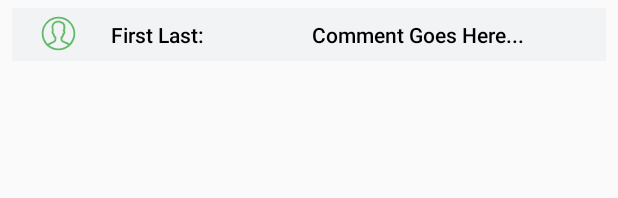
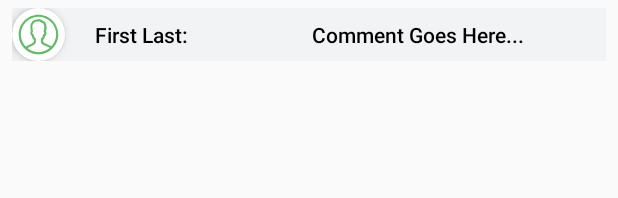
Before and after one commit to NikitaMalkin/TripShareClient, an Android app: the layout layout_list_item_comment.xml on its own in the app's theme, with its tools: preview values and no code run, on a phone screen of 412 x 824 dp. Shown: the top 198 px of the screen. Run offline under Robolectric (Android 15) with nearby library versions, the phone set to English and light mode, and no system bars.

Commit message:
Merged branch by sivan update 4.9.19 Adding image to comments etc..

```diff
--- a/app/src/main/java/com/TripShare/Client/Common/CommentAdapter.java
+++ b/app/src/main/java/com/TripShare/Client/Common/CommentAdapter.java
@@ -1,12 +1,14 @@
 package com.TripShare.Client.Common;
 
 import android.content.Context;
+import android.media.Image;
 import android.support.v4.content.ContextCompat;
 import android.support.v4.content.res.ResourcesCompat;
 import android.view.LayoutInflater;
 import android.view.View;
 import android.view.ViewGroup;
 import android.widget.ArrayAdapter;
+import android.widget.ImageView;
 import android.widget.TextView;
 import com.TripShare.Client.R;
 
@@ -51,6 +53,8 @@ public class CommentAdapter extends ArrayAdapter<CommentItem>
         CommentItem currentItem = (CommentItem)getItem(position);
         viewHolder.itemName.setText(currentItem.getUserName());
         viewHolder.itemComment.setText(currentItem.getComment());
+        if(currentItem.getUserImage() != null)
+            viewHolder.itemImage.setImageBitmap(currentItem.getUserImage());
 
         return convertView;
     }
@@ -59,11 +63,13 @@ public class CommentAdapter extends ArrayAdapter<CommentItem>
     {
         TextView itemName;
         TextView itemComment;
+        ImageView itemImage;
 
         public ViewHolder(View view)
         {
             itemName = (TextView)view.findViewById(R.id.username_textView);
             itemComment = (TextView)view.findViewById(R.id.comment_textView);
+            itemImage = (ImageView)view.findViewById(R.id.comment_user_image_view);
         }
     }
 }
--- a/app/src/main/java/com/TripShare/Client/Common/Post.java
+++ b/app/src/main/java/com/TripShare/Client/Common/Post.java
@@ -13,6 +13,7 @@ public class Post implements Serializable{
     private String m_postThumbnailString;
     private String m_description;
     private long m_routeID;
+    private Boolean m_isPrivatePost;
     private ArrayList<Long> m_usersWhichLikedID;
     private ArrayList<Comment> m_postComments;
     private ArrayList<String> m_relatedTags;
@@ -104,4 +105,8 @@ public class Post implements Serializable{
     public String getAuthorFirstName() { return m_userFirstName; }
 
     public String getAuthorLastName() { return m_userLastName; }
+
+    public Boolean getIsPrivatePost() {return m_isPrivatePost; }
+
+    public void setIsPrivatePost(Boolean i_isPrivatePost) { m_isPrivatePost = i_isPrivatePost; }
 }
--- a/app/src/main/java/com/TripShare/Client/CommunicationWithServer/DeleteRouteRequestFromDB.java
+++ b/app/src/main/java/com/TripShare/Client/CommunicationWithServer/DeleteRouteRequestFromDB.java
@@ -28,8 +28,8 @@ public class DeleteRouteRequestFromDB extends AsyncTask<String, Integer, String>
 
         try
         {
-            URIBuilder builder = new URIBuilder("http://tripshare-env.cqpn2tvmsr.us-east-1.elasticbeanstalk.com/RouteServlet");//("http://tripshare-env.cqpn2tvmsr.us-east-1.elasticbeanstalk.com/RouteServlet");
-            //URIBuilder builder = new URIBuilder("http://10.0.2.2:8080/TripShareProject/RouteServlet");
+            //URIBuilder builder = new URIBuilder("http://tripshare-env.cqpn2tvmsr.us-east-1.elasticbeanstalk.com/RouteServlet");//("http://tripshare-env.cqpn2tvmsr.us-east-1.elasticbeanstalk.com/RouteServlet");
+            URIBuilder builder = new URIBuilder("http://10.0.2.2:8080/TripShareProject/RouteServlet");
             builder.setParameter("m_routeID", m_routeToDeleteID);
             HttpDelete http_delete = new HttpDelete(builder.build());
             http_delete.setHeader("Accept", "application/json");
--- a/app/src/main/java/com/TripShare/Client/CommunicationWithServer/GetRouteByID.java
+++ b/app/src/main/java/com/TripShare/Client/CommunicationWithServer/GetRouteByID.java
@@ -31,8 +31,8 @@ public class GetRouteByID extends AsyncTask<String, Integer, String>
             HttpClient httpClient = HttpClientBuilder.create().build();
 
             // Build URI
-            URIBuilder builder = new URIBuilder("http://tripshare-env.cqpn2tvmsr.us-east-1.elasticbeanstalk.com/RouteByIDServlet");//("http://tripshare-env.cqpn2tvmsr.us-east-1.elasticbeanstalk.com/RouteByIDServlet");
-            //URIBuilder builder = new URIBuilder("http://10.0.2.2:8080/TripShareProject/RouteByIDServlet");
+            //URIBuilder builder = new URIBuilder("http://tripshare-env.cqpn2tvmsr.us-east-1.elasticbeanstalk.com/RouteByIDServlet");//("http://tripshare-env.cqpn2tvmsr.us-east-1.elasticbeanstalk.com/RouteByIDServlet");
+            URIBuilder builder = new URIBuilder("http://10.0.2.2:8080/TripShareProject/RouteByIDServlet");
             builder.setParameter("m_routeID", String.valueOf(m_routeID));
 
             // Send request to server
--- a/app/src/main/java/com/TripShare/Client/CommunicationWithServer/GetRoutesFromDB.java
+++ b/app/src/main/java/com/TripShare/Client/CommunicationWithServer/GetRoutesFromDB.java
@@ -32,8 +32,8 @@ public class GetRoutesFromDB extends AsyncTask<String, Integer, String>
             HttpClient httpClient = HttpClientBuilder.create().build();
 
             // Build URI
-            URIBuilder builder = new URIBuilder("http://tripshare-env.cqpn2tvmsr.us-east-1.elasticbeanstalk.com/RouteServlet");
-            //URIBuilder builder = new URIBuilder("http://10.0.2.2:8080/TripShareProject/RouteServlet");
+            //URIBuilder builder = new URIBuilder("http://tripshare-env.cqpn2tvmsr.us-east-1.elasticbeanstalk.com/RouteServlet");
+            URIBuilder builder = new URIBuilder("http://10.0.2.2:8080/TripShareProject/RouteServlet");
 
             builder.setParameter("m_userID", String.valueOf(ApplicationManager.getLoggedInUser().getID()));
 
--- a/app/src/main/java/com/TripShare/Client/CommunicationWithServer/SendCommentToAddToPostInDB.java
+++ b/app/src/main/java/com/TripShare/Client/CommunicationWithServer/SendCommentToAddToPostInDB.java
@@ -33,8 +33,8 @@ public class SendCommentToAddToPostInDB extends AsyncTask<String, Integer, Strin
             StringEntity userRouteEntity = new StringEntity(userRouteInJsonFormat);
 
             // build the post request to send to the server
-            URIBuilder builder = new URIBuilder("http://tripshare-env.cqpn2tvmsr.us-east-1.elasticbeanstalk.com/CommentServlet");//("http://tripshare-env.cqpn2tvmsr.us-east-1.elasticbeanstalk.com/CommentServlet");
-            //URIBuilder builder = new URIBuilder("http://10.0.2.2:8080/TripShareProject/CommentServlet");
+            //URIBuilder builder = new URIBuilder("http://tripshare-env.cqpn2tvmsr.us-east-1.elasticbeanstalk.com/CommentServlet");//("http://tripshare-env.cqpn2tvmsr.us-east-1.elasticbeanstalk.com/CommentServlet");
+            URIBuilder builder = new URIBuilder("http://10.0.2.2:8080/TripShareProject/CommentServlet");
 
             builder.setParameter("m_CommentToAddToPostInDB", userRouteInJsonFormat);
             builder.setParameter("m_PostID", String.valueOf(m_postID));
--- a/app/src/main/java/com/TripShare/Client/CommunicationWithServer/SendLikeToAddToPostInDB.java
+++ b/app/src/main/java/com/TripShare/Client/CommunicationWithServer/SendLikeToAddToPostInDB.java
@@ -26,8 +26,8 @@ public class SendLikeToAddToPostInDB extends AsyncTask<String, Integer, String>
 
         try {
             // build the post request to send to the server
-            URIBuilder builder = new URIBuilder("http://tripshare-env.cqpn2tvmsr.us-east-1.elasticbeanstalk.com/LikeServlet");//("http://tripshare-env.cqpn2tvmsr.us-east-1.elasticbeanstalk.com/LikeServlet");
-            //URIBuilder builder = new URIBuilder("http://10.0.2.2:8080/TripShareProject/LikeServlet");
+            //URIBuilder builder = new URIBuilder("http://tripshare-env.cqpn2tvmsr.us-east-1.elasticbeanstalk.com/LikeServlet");//("http://tripshare-env.cqpn2tvmsr.us-east-1.elasticbeanstalk.com/LikeServlet");
+            URIBuilder builder = new URIBuilder("http://10.0.2.2:8080/TripShareProject/LikeServlet");
 
             builder.setParameter("m_PostID", String.valueOf(m_postID));
             builder.setParameter("m_LikeToAddToPostInDB",String.valueOf(m_userIDWhcihLikedToSend));
--- a/app/src/main/java/com/TripShare/Client/CommunicationWithServer/SendPostToAddToDB.java
+++ b/app/src/main/java/com/TripShare/Client/CommunicationWithServer/SendPostToAddToDB.java
@@ -38,8 +38,8 @@ public class SendPostToAddToDB extends AsyncTask<String, Integer, String>
             String postInJsonFormat = m_utils.convertToJson(m_postToAdd);
             StringEntity postRouteEntity = new StringEntity(postInJsonFormat);
 
-            URIBuilder builder = new URIBuilder("http://tripshare-env.cqpn2tvmsr.us-east-1.elasticbeanstalk.com/ProfilePostServlet");//("http://tripshare-env.cqpn2tvmsr.us-east-1.elasticbeanstalk.com/ProfilePostServlet");
-            //URIBuilder builder = new URIBuilder("http://10.0.2.2:8080/TripShareProject/ProfilePostServlet");
+            //URIBuilder builder = new URIBuilder("http://tripshare-env.cqpn2tvmsr.us-east-1.elasticbeanstalk.com/ProfilePostServlet");//("http://tripshare-env.cqpn2tvmsr.us-east-1.elasticbeanstalk.com/ProfilePostServlet");
+            URIBuilder builder = new URIBuilder("http://10.0.2.2:8080/TripShareProject/ProfilePostServlet");
 
             builder.setParameter("m_PostToAddToDB", postInJsonFormat);
             HttpClient httpClient = HttpClientBuilder.create().build();
--- a/app/src/main/java/com/TripShare/Client/CommunicationWithServer/SendRouteToAddToDB.java
+++ b/app/src/main/java/com/TripShare/Client/CommunicationWithServer/SendRouteToAddToDB.java
@@ -34,8 +34,8 @@ public class SendRouteToAddToDB extends AsyncTask<String, Integer, String>
             StringEntity userRouteEntity = new StringEntity(userRouteInJsonFormat);
 
             // build the post request to send to the server
-            URIBuilder builder = new URIBuilder("http://tripshare-env.cqpn2tvmsr.us-east-1.elasticbeanstalk.com/RouteServlet");//("http://tripshare-env.cqpn2tvmsr.us-east-1.elasticbeanstalk.com/RouteServlet");
-            //URIBuilder builder = new URIBuilder("http://10.0.2.2:8080/TripShareProject/RouteServlet");
+            //URIBuilder builder = new URIBuilder("http://tripshare-env.cqpn2tvmsr.us-east-1.elasticbeanstalk.com/RouteServlet");//("http://tripshare-env.cqpn2tvmsr.us-east-1.elasticbeanstalk.com/RouteServlet");
+            URIBuilder builder = new URIBuilder("http://10.0.2.2:8080/TripShareProject/RouteServlet");
 
             builder.setParameter("m_RouteToAddToDB", userRouteInJsonFormat);
             HttpClient httpClient = HttpClientBuilder.create().build();
--- a/app/src/main/java/com/TripShare/Client/CommunicationWithServer/SendRouteUpdateToDB.java
+++ b/app/src/main/java/com/TripShare/Client/CommunicationWithServer/SendRouteUpdateToDB.java
@@ -26,8 +26,8 @@ public class SendRouteUpdateToDB extends AsyncTask<String, Integer, String>
 
         try {
             // build the post request to send to the server
-            URIBuilder builder = new URIBuilder("http://tripshare-env.cqpn2tvmsr.us-east-1.elasticbeanstalk.com/RouteNameUpdateServlet");//("http://tripshare-env.cqpn2tvmsr.us-east-1.elasticbeanstalk.com/RouteNameUpdateServlet");
-            //URIBuilder builder = new URIBuilder("http://10.0.2.2:8080/TripShareProject/RouteNameUpdateServlet");
+            //URIBuilder builder = new URIBuilder("http://tripshare-env.cqpn2tvmsr.us-east-1.elasticbeanstalk.com/RouteNameUpdateServlet");//("http://tripshare-env.cqpn2tvmsr.us-east-1.elasticbeanstalk.com/RouteNameUpdateServlet");
+            URIBuilder builder = new URIBuilder("http://10.0.2.2:8080/TripShareProject/RouteNameUpdateServlet");
 
             builder.setParameter("m_routeID", m_routeIDToUpdate);
             builder.setParameter("m_newRouteName", m_routeNewName);
--- a/app/src/main/java/com/TripShare/Client/CommunicationWithServer/SendUserProfileImageToDB.java
+++ b/app/src/main/java/com/TripShare/Client/CommunicationWithServer/SendUserProfileImageToDB.java
@@ -26,8 +26,8 @@ public class SendUserProfileImageToDB extends AsyncTask<String, Integer, String>
 
         try {
             // This is getting the url from the string we passed in
-            URL url = new URL("http://tripshare-env.cqpn2tvmsr.us-east-1.elasticbeanstalk.com/UploadProfileImageServlet");
-            //URL url = new URL("http://10.0.2.2:8080/TripShareProject/UploadProfileImageServlet");
+            //URL url = new URL("http://tripshare-env.cqpn2tvmsr.us-east-1.elasticbeanstalk.com/UploadProfileImageServlet");
+            URL url = new URL("http://10.0.2.2:8080/TripShareProject/UploadProfileImageServlet");
 
             // Create the urlConnection
             HttpURLConnection urlConnection = (HttpURLConnection) url.openConnection();
--- a/app/src/main/java/com/TripShare/Client/CommunicationWithServer/SendUserTagsToDB.java
+++ b/app/src/main/java/com/TripShare/Client/CommunicationWithServer/SendUserTagsToDB.java
@@ -36,8 +36,8 @@ public class SendUserTagsToDB  extends AsyncTask<String, Integer, String>
                 jsonArrayPreferredTags.add(m_userPreferredTags.get(i));
             }
 
-            URIBuilder builder = new URIBuilder("http://tripshare-env.cqpn2tvmsr.us-east-1.elasticbeanstalk.com/UserTagsServlet");
-            //URIBuilder builder = new URIBuilder("http://10.0.2.2:8080/TripShareProject/UserTagsServlet");
+            //URIBuilder builder = new URIBuilder("http://tripshare-env.cqpn2tvmsr.us-east-1.elasticbeanstalk.com/UserTagsServlet");
+            URIBuilder builder = new URIBuilder("http://10.0.2.2:8080/TripShareProject/UserTagsServlet");
             builder.setParameter("m_userPreferredTags", jsonArrayPreferredTags.toString());
             builder.setParameter("m_userID", m_userID.toString());
             HttpClient httpClient = HttpClientBuilder.create().build();
--- a/app/src/main/java/com/TripShare/Client/CommunicationWithServer/SendUserToAddToDB.java
+++ b/app/src/main/java/com/TripShare/Client/CommunicationWithServer/SendUserToAddToDB.java
@@ -35,8 +35,8 @@ public class SendUserToAddToDB extends AsyncTask<String, Integer, String>
             StringEntity userInfoEntity = new StringEntity(userInfoInJsonFormat);
 
             // build the post request to send to the server
-            URIBuilder builder = new URIBuilder("http://tripshare-env.cqpn2tvmsr.us-east-1.elasticbeanstalk.com/UserServlet");
-            //URIBuilder builder = new URIBuilder("http://10.0.2.2:8080/TripShareProject/UserServlet");
+            //URIBuilder builder = new URIBuilder("http://tripshare-env.cqpn2tvmsr.us-east-1.elasticbeanstalk.com/UserServlet");
+            URIBuilder builder = new URIBuilder("http://10.0.2.2:8080/TripShareProject/UserServlet");
 
             builder.setParameter("m_UserToAddToDB", userInfoInJsonFormat);
             HttpClient httpClient = HttpClientBuilder.create().build();
--- a/app/src/main/java/com/TripShare/Client/CommunicationWithServer/UpdateRouteInDB.java
+++ b/app/src/main/java/com/TripShare/Client/CommunicationWithServer/UpdateRouteInDB.java
@@ -35,8 +35,8 @@ public class UpdateRouteInDB extends AsyncTask<String, Integer, String>
                 if (coord.getAddition() != null)
                 {
                     // This is getting the url from the string we passed in
-                    URL url = new URL("http://tripshare-env.cqpn2tvmsr.us-east-1.elasticbeanstalk.com/CoordinateUpdateServlet");
-                    //URL url = new URL("http://10.0.2.2:8080/TripShareProject/CoordinateUpdateServlet");
+                    //URL url = new URL("http://tripshare-env.cqpn2tvmsr.us-east-1.elasticbeanstalk.com/CoordinateUpdateServlet");
+                    URL url = new URL("http://10.0.2.2:8080/TripShareProject/CoordinateUpdateServlet");
                     // Create the urlConnection
                     HttpURLConnection urlConnection = (HttpURLConnection) url.openConnection();
 
--- a/app/src/main/java/com/TripShare/Client/CommunicationWithServer/ValidateUserInfo.java
+++ b/app/src/main/java/com/TripShare/Client/CommunicationWithServer/ValidateUserInfo.java
@@ -52,12 +52,16 @@ public class ValidateUserInfo extends AsyncTask<String, Integer, String>
             // Send request to server
             HttpGet http_get = new HttpGet(builder.build());
             HttpResponse httpResponse = httpClient.execute(http_get);
+
+            if(httpResponse.getStatusLine().getStatusCode() == 200)
+            {
                 HttpEntity httpEntity = httpResponse.getEntity();
                 output = EntityUtils.toString(httpEntity);
                 JSONArray jsonArr = new JSONArray(output);
                 User userReceived = new Gson().fromJson(jsonArr.getString(0), User.class);
                 m_isUserNamePasswordValid = jsonArr.getBoolean(1);
                 m_listener.showAppropriateMessage(m_isUserNamePasswordValid, userReceived);
+            }
         }
         catch (Exception e)
         {
--- a/app/src/main/res/layout/layout_list_item_comment.xml
+++ b/app/src/main/res/layout/layout_list_item_comment.xml
@@ -9,13 +9,33 @@
                                              android:orientation="horizontal" android:background="#F2F3F5"
                                              android:layout_marginTop="5dp" android:layout_marginBottom="5dp" android:layout_marginLeft="8dp" android:layout_marginRight="8dp">
 
-    <ImageView
-            android:src="@drawable/ic_iconfinder_icon"
-            android:layout_width="30dp"
-            android:layout_height="30dp"
-            app:layout_constraintBottom_toBottomOf="parent"
-            app:layout_constraintTop_toTopOf="parent" app:layout_constraintStart_toStartOf="parent"
-            android:layout_marginStart="16dp" android:id="@+id/imageView5" app:layout_constraintVertical_bias="0.4"/>
+    <!--<ImageView-->
+            <!--android:src="@drawable/ic_iconfinder_icon"-->
+            <!--android:layout_width="30dp"-->
+            <!--android:layout_height="30dp"-->
+            <!--app:layout_constraintBottom_toBottomOf="parent"-->
+            <!--app:layout_constraintTop_toTopOf="parent" app:layout_constraintStart_toStartOf="parent"-->
+            <!--android:layout_marginStart="16dp" android:id="@+id/comment_user_image_view" app:layout_constraintVertical_bias="0.4"/>-->
+
+    <android.support.v7.widget.CardView
+            android:layout_width="35dp"
+            android:layout_height="35dp"
+            android:elevation="24dp"
+            android:id="@+id/drawer_userImage_ring"
+            app:cardCornerRadius="64dp"
+            app:layout_constraintRight_toLeftOf="@+id/username_textView"
+            app:layout_constraintTop_toTopOf="parent"
+            app:layout_constraintBottom_toTopOf="@+id/drawer_textView" app:cardElevation="4dp">
+        <ImageView
+                android:layout_height="35dp"
+                android:layout_width="35dp"
+                android:id="@+id/comment_user_image_view"
+                android:src="@drawable/ic_iconfinder_icon"
+                android:scaleType="centerCrop"/>
+
+        IMPORTANT: CornerRadius must always be half of layout_width and layout_height in order for this to display
+        correctly!
+    </android.support.v7.widget.CardView>
 
     <TextView
             android:id="@+id/username_textView"
@@ -27,7 +47,7 @@
             app:layout_constraintBottom_toBottomOf="parent"
             app:layout_constraintTop_toTopOf="parent"
             android:textAlignment="center"
-            app:layout_constraintStart_toEndOf="@+id/imageView5" android:layout_marginStart="20dp"/>
+            app:layout_constraintStart_toEndOf="@+id/drawer_userImage_ring" android:layout_marginStart="20dp"/>
 
     <TextView
             android:id="@+id/comment_textView"
```
Also changed, not shown: app/src/main/java/com/TripShare/Client/Common/CommentItem.java (+8 -4 lines), app/src/main/java/com/TripShare/Client/Common/CommentPopUpWindow.java (+37 -10 lines), app/src/main/java/com/TripShare/Client/CommunicationWithServer/GetPostsFromDB.java (+4 -4 lines), app/src/main/java/com/TripShare/Client/CommunicationWithServer/GetUserImageByID.java (added, +69 -0 lines). Lines whose indentation alone changed are shown as unchanged.
